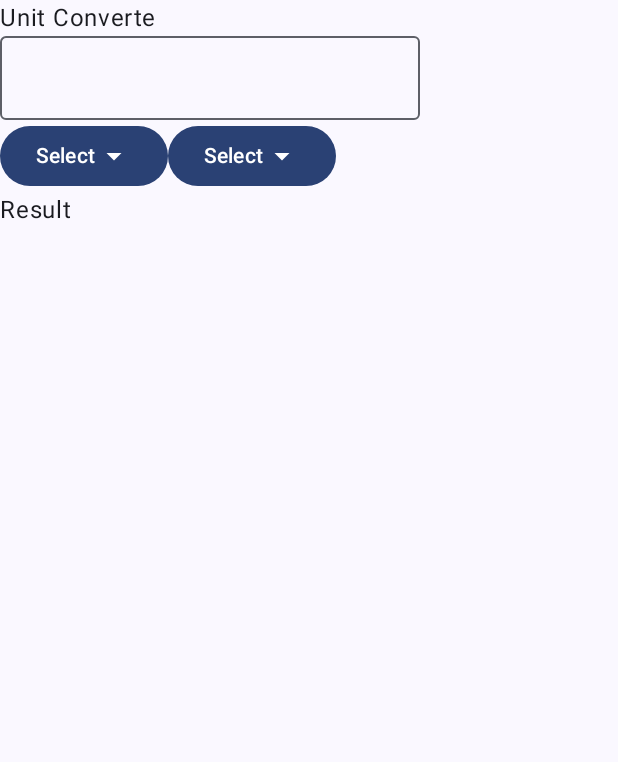
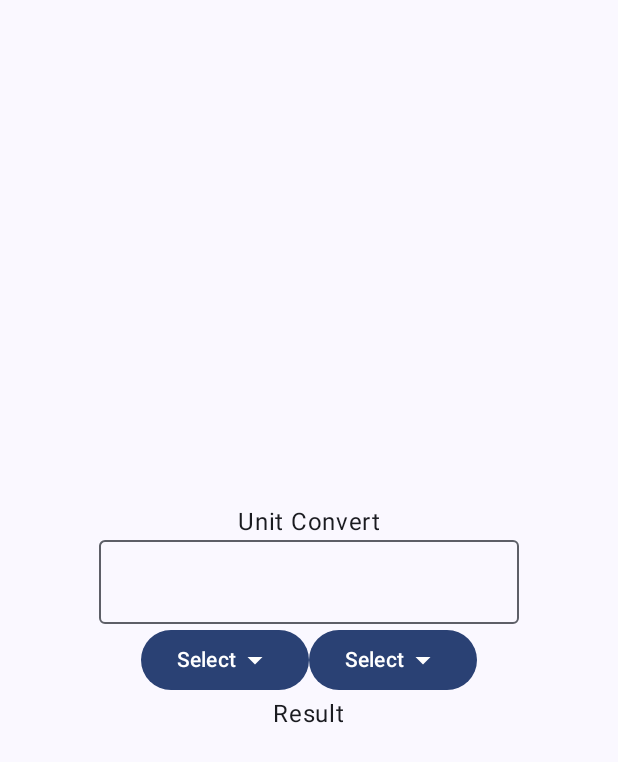
Before and after one commit to AndrySanjuu/UnitConverter, an Android app built with Jetpack Compose: the screen it shows after launch (MainActivity), on a phone screen of 412 x 824 dp. Shown: the top 762 px of the screen. Run offline under Robolectric (Android 15) with nearby library versions, the phone set to English and light mode, and no system bars.

Commit message:
aligned UI

```diff
--- a/app/src/main/java/com/example/unitconverter/MainActivity.kt
+++ b/app/src/main/java/com/example/unitconverter/MainActivity.kt
@@ -3,6 +3,7 @@ package com.example.unitconverter
 import android.os.Bundle
 import androidx.activity.ComponentActivity
 import androidx.activity.compose.setContent
+import androidx.compose.foundation.layout.Arrangement
 import androidx.compose.foundation.layout.Box
 import androidx.compose.foundation.layout.Column
 import androidx.compose.foundation.layout.Row
@@ -16,6 +17,7 @@ import androidx.compose.material3.OutlinedTextField
 import androidx.compose.material3.Surface
 import androidx.compose.material3.Text
 import androidx.compose.runtime.Composable
+import androidx.compose.ui.Alignment
 import androidx.compose.ui.Modifier
 import androidx.compose.ui.tooling.preview.Preview
 import com.example.unitconverter.ui.theme.UnitConverterTheme
@@ -39,8 +41,12 @@ class MainActivity : ComponentActivity() {
 
 @Composable
 fun UnitConverter(){
-    Column {
-        Text(text = "Unit Converte")
+    Column (
+        modifier = Modifier.fillMaxSize(),
+        verticalArrangement = Arrangement.Center,
+        horizontalAlignment = Alignment.CenterHorizontally
+    ) {
+        Text(text = "Unit Convert")
         OutlinedTextField(value = "", onValueChange = {})
         Row {
             Box {
```
